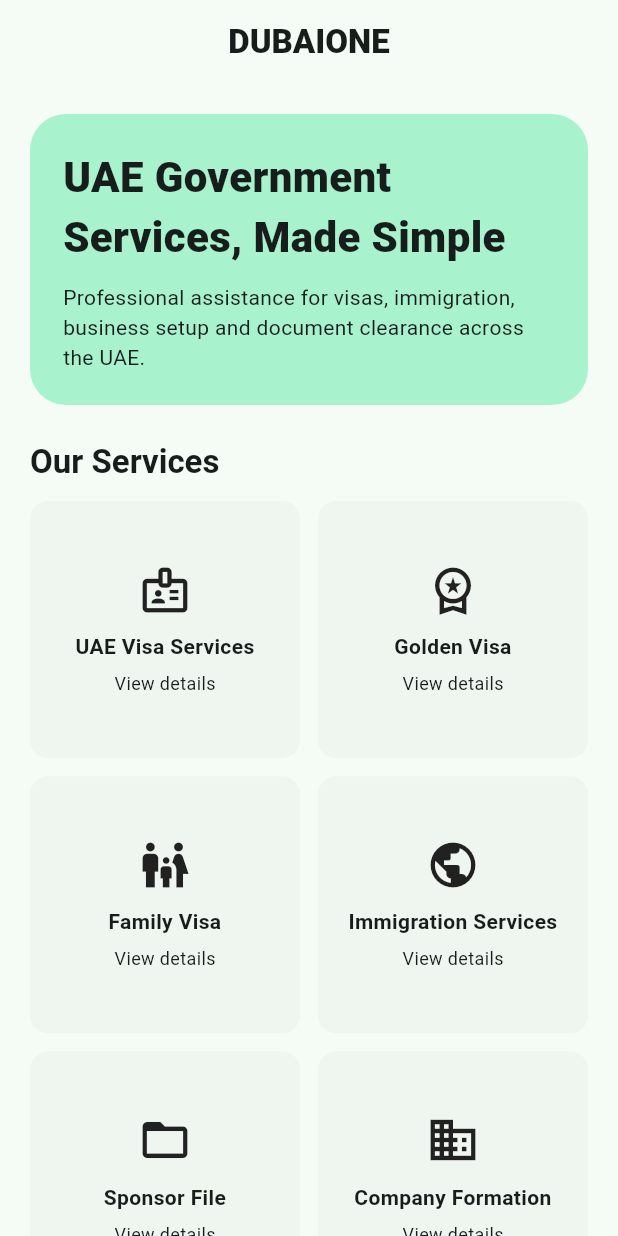
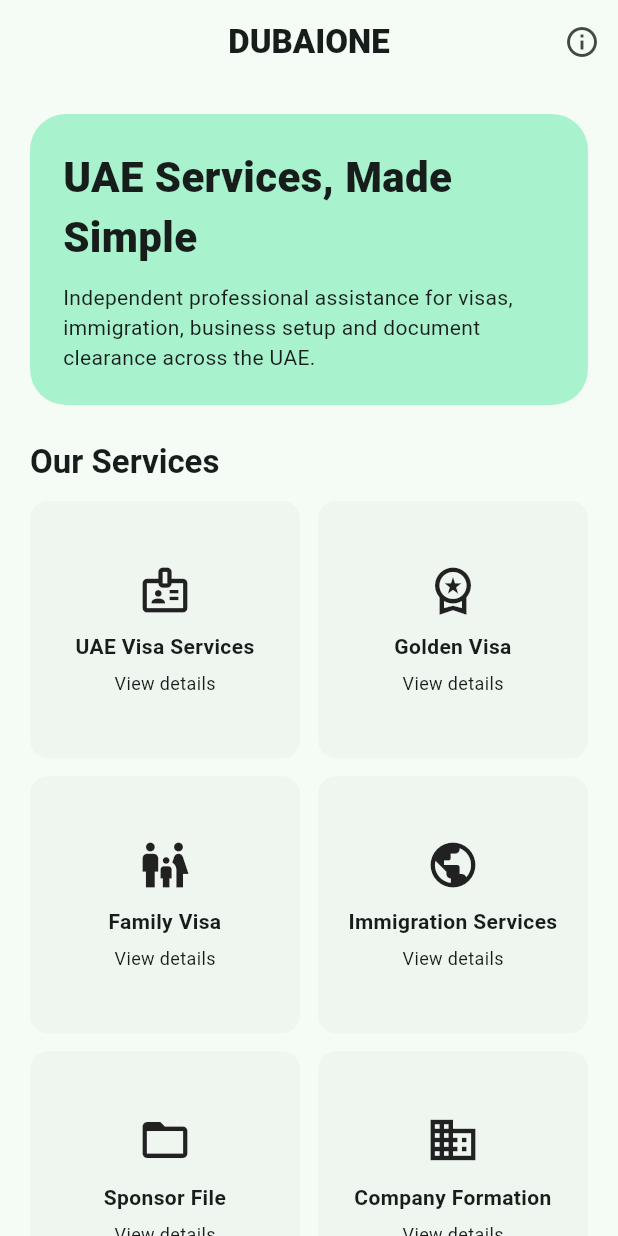
Before and after one commit to rashidbalooshi/DUBAIONE, a Flutter app: the screen it shows after launch, on a phone screen of 412 x 824 dp. Run offline on Flutter 3.47's test engine with Material 3 defaults, Android fonts, the phone set to English and light mode, and no system bars.

Commit message:
Add About navigation and refine DubaiOne wording

```diff
--- a/lib/main.dart
+++ b/lib/main.dart
@@ -1,51 +1,44 @@
 import 'package:flutter/material.dart';
 import 'package:url_launcher/url_launcher.dart';
 import 'models/service.dart';
+import 'screens/about_page.dart';
 import 'screens/service_detail_page.dart';
 
 void main() => runApp(const DubaiOneApp());
 
 class DubaiOneApp extends StatelessWidget {
   const DubaiOneApp({super.key});
-
   @override
-  Widget build(BuildContext context) {
-    return MaterialApp(
+  Widget build(BuildContext context) => MaterialApp(
     debugShowCheckedModeBanner: false,
     title: 'DubaiOne',
-      theme: ThemeData(
-        colorScheme: ColorScheme.fromSeed(seedColor: const Color(0xFF006C4C)),
-        useMaterial3: true,
-        cardTheme: const CardThemeData(elevation: 0, margin: EdgeInsets.zero),
-      ),
+    theme: ThemeData(colorScheme: ColorScheme.fromSeed(seedColor: const Color(0xFF006C4C)), useMaterial3: true, cardTheme: const CardThemeData(elevation: 0, margin: EdgeInsets.zero)),
     home: const HomePage(),
   );
-  }
 }
 
 class HomePage extends StatelessWidget {
   const HomePage({super.key});
 
   Future<void> _whatsApp() async {
-    final uri = Uri.parse('https://wa.me/971501768878?text=Hello%20DubaiOne%2C%20I%20need%20assistance.');
-    await launchUrl(uri, mode: LaunchMode.externalApplication);
+    await launchUrl(Uri.parse('https://wa.me/971501768878?text=Hello%20DubaiOne%2C%20I%20need%20assistance.'), mode: LaunchMode.externalApplication);
   }
 
   @override
-  Widget build(BuildContext context) {
-    return Scaffold(
-      appBar: AppBar(title: const Text('DUBAIONE', style: TextStyle(fontWeight: FontWeight.w900)), centerTitle: true),
-      body: SafeArea(
-        child: ListView(
-          padding: const EdgeInsets.all(20),
-          children: [
+  Widget build(BuildContext context) => Scaffold(
+    appBar: AppBar(
+      title: const Text('DUBAIONE', style: TextStyle(fontWeight: FontWeight.w900)),
+      centerTitle: true,
+      actions: [IconButton(tooltip: 'About', icon: const Icon(Icons.info_outline), onPressed: () => Navigator.push(context, MaterialPageRoute(builder: (_) => const AboutPage())))],
+    ),
+    body: SafeArea(child: ListView(padding: const EdgeInsets.all(20), children: [
       Container(
         padding: const EdgeInsets.all(22),
         decoration: BoxDecoration(color: Theme.of(context).colorScheme.primaryContainer, borderRadius: BorderRadius.circular(24)),
         child: const Column(crossAxisAlignment: CrossAxisAlignment.start, children: [
-                Text('UAE Government Services, Made Simple', style: TextStyle(fontSize: 28, fontWeight: FontWeight.w900)),
+          Text('UAE Services, Made Simple', style: TextStyle(fontSize: 28, fontWeight: FontWeight.w900)),
           SizedBox(height: 10),
-                Text('Professional assistance for visas, immigration, business setup and document clearance across the UAE.'),
+          Text('Independent professional assistance for visas, immigration, business setup and document clearance across the UAE.'),
         ]),
       ),
       const SizedBox(height: 24),
@@ -58,22 +51,14 @@
         gridDelegate: const SliverGridDelegateWithFixedCrossAxisCount(crossAxisCount: 2, crossAxisSpacing: 12, mainAxisSpacing: 12, childAspectRatio: 1.05),
         itemBuilder: (context, index) {
           final service = dubaiOneServices[index];
-                return Card(
-                  clipBehavior: Clip.antiAlias,
-                  child: InkWell(
+          return Card(clipBehavior: Clip.antiAlias, child: InkWell(
             onTap: () => Navigator.push(context, MaterialPageRoute(builder: (_) => ServiceDetailPage(service: service))),
-                    child: Padding(
-                      padding: const EdgeInsets.all(14),
-                      child: Column(mainAxisAlignment: MainAxisAlignment.center, children: [
-                        Icon(service.icon, size: 36),
-                        const SizedBox(height: 10),
+            child: Padding(padding: const EdgeInsets.all(14), child: Column(mainAxisAlignment: MainAxisAlignment.center, children: [
+              Icon(service.icon, size: 36), const SizedBox(height: 10),
               Text(service.title, textAlign: TextAlign.center, style: const TextStyle(fontWeight: FontWeight.w700)),
-                        const SizedBox(height: 6),
-                        const Text('View details', style: TextStyle(fontSize: 12)),
-                      ]),
-                    ),
-                  ),
-                );
+              const SizedBox(height: 6), const Text('View details', style: TextStyle(fontSize: 12)),
+            ])),
+          ));
         },
       ),
       const SizedBox(height: 24),
@@ -81,10 +66,7 @@
       const SizedBox(height: 12),
       const Text('+971 50 176 8878', textAlign: TextAlign.center, style: TextStyle(fontWeight: FontWeight.w600)),
       const SizedBox(height: 18),
-            const Text('Independent service assistance. DubaiOne is not a UAE government authority. Government approvals, fees and eligibility remain subject to the relevant authority.', textAlign: TextAlign.center, style: TextStyle(fontSize: 11)),
-          ],
-        ),
-      ),
+      const Text('DubaiOne is an independent assistance service and is not a UAE government authority. Government approvals, fees and eligibility remain subject to the relevant authority.', textAlign: TextAlign.center, style: TextStyle(fontSize: 11)),
+    ])),
   );
 }
-}
```
Lines whose indentation alone changed are shown as unchanged.
